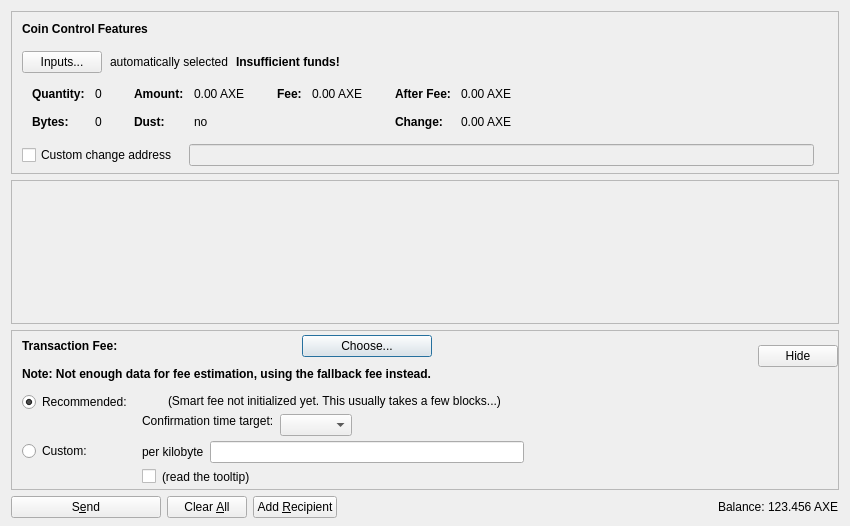
Before: the Qt Designer form src/qt/forms/sendcoinsdialog.ui in AXErunners/axe, drawn with Qt 5.
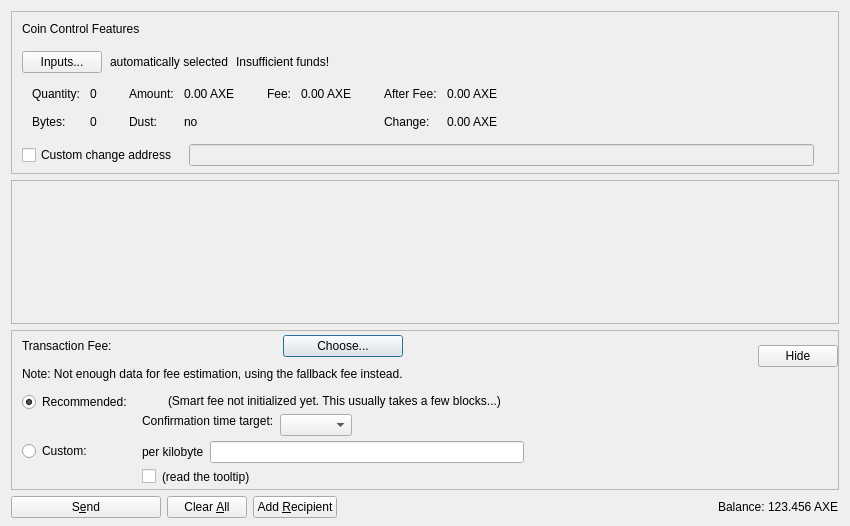
After: the same form once the commit is applied. Custom widgets are drawn as their Qt base class.

Commit message:
Merge pull request #3555 from xdustinface/pr-ui-2-fonts
qt: Implement application wide font management

What changed in the file:
```diff
--- a/src/qt/forms/sendcoinsdialog.ui
+++ b/src/qt/forms/sendcoinsdialog.ui
@@ -77,15 +77,6 @@
               <verstretch>0</verstretch>
              </sizepolicy>
             </property>
-            <property name="font">
-             <font>
-              <weight>75</weight>
-              <bold>true</bold>
-             </font>
-            </property>
-            <property name="styleSheet">
-             <string notr="true">font-weight:bold;</string>
-            </property>
             <property name="text">
              <string>Coin Control Features</string>
             </property>
@@ -126,15 +117,6 @@
           </item>
           <item>
            <widget class="QLabel" name="labelCoinControlInsuffFunds">
-            <property name="font">
-             <font>
-              <weight>75</weight>
-              <bold>true</bold>
-             </font>
-            </property>
-            <property name="styleSheet">
-             <string notr="true">font-weight:bold;</string>
-            </property>
             <property name="text">
              <string>Insufficient funds!</string>
             </property>
@@ -218,12 +200,6 @@
                </property>
                <item row="0" column="0">
                 <widget class="QLabel" name="labelCoinControlQuantityText">
-                 <property name="font">
-                  <font>
-                   <weight>75</weight>
-                   <bold>true</bold>
-                  </font>
-                 </property>
                  <property name="text">
                   <string>Quantity:</string>
                  </property>
@@ -253,12 +229,6 @@
                </item>
                <item row="1" column="0">
                 <widget class="QLabel" name="labelCoinControlBytesText">
-                 <property name="font">
-                  <font>
-                   <weight>75</weight>
-                   <bold>true</bold>
-                  </font>
-                 </property>
                  <property name="text">
                   <string>Bytes:</string>
                  </property>
@@ -301,12 +271,6 @@
                </property>
                <item row="0" column="0">
                 <widget class="QLabel" name="labelCoinControlAmountText">
-                 <property name="font">
-                  <font>
-                   <weight>75</weight>
-                   <bold>true</bold>
-                  </font>
-                 </property>
                  <property name="text">
                   <string>Amount:</string>
                  </property>
@@ -333,12 +297,6 @@
                </item>
                <item row="1" column="0">
                 <widget class="QLabel" name="labelCoinControlLowOutputText">
-                 <property name="font">
-                  <font>
-                   <weight>75</weight>
-                   <bold>true</bold>
-                  </font>
-                 </property>
                  <property name="text">
                   <string>Dust:</string>
                  </property>
@@ -381,12 +339,6 @@
                </property>
                <item row="0" column="0">
                 <widget class="QLabel" name="labelCoinControlFeeText">
-                 <property name="font">
-                  <font>
-                   <weight>75</weight>
-                   <bold>true</bold>
-                  </font>
-                 </property>
                  <property name="text">
                   <string>Fee:</string>
                  </property>
@@ -432,12 +384,6 @@
                </property>
                <item row="0" column="0">
                 <widget class="QLabel" name="labelCoinControlAfterFeeText">
-                 <property name="font">
-                  <font>
-                   <weight>75</weight>
-                   <bold>true</bold>
-                  </font>
-                 </property>
                  <property name="text">
                   <string>After Fee:</string>
                  </property>
@@ -464,12 +410,6 @@
                </item>
                <item row="1" column="0">
                 <widget class="QLabel" name="labelCoinControlChangeText">
-                 <property name="font">
-                  <font>
-                   <weight>75</weight>
-                   <bold>true</bold>
-                  </font>
-                 </property>
                  <property name="text">
                   <string>Change:</string>
                  </property>
@@ -714,15 +654,6 @@
                   <verstretch>0</verstretch>
                  </sizepolicy>
                 </property>
-                <property name="font">
-                 <font>
-                  <weight>75</weight>
-                  <bold>true</bold>
-                 </font>
-                </property>
-                <property name="styleSheet">
-                 <string notr="true">font-weight:bold;</string>
-                </property>
                 <property name="text">
                  <string>Transaction Fee:</string>
                 </property>
@@ -762,12 +693,6 @@
               <property name="toolTip">
                <string>Using the fallbackfee can result in sending a transaction that will take several hours or days (or never) to confirm. Consider choosing your fee manually or wait until you have validated the complete chain.</string>
               </property>
-              <property name="font">
-              <font>
-                  <weight>75</weight>
-                  <bold>true</bold>
-              </font>
-              </property>
               <property name="text">
                <string>Note: Not enough data for fee estimation, using the fallback fee instead.</string>
               </property>
```
The commit also changes 56 other files.
